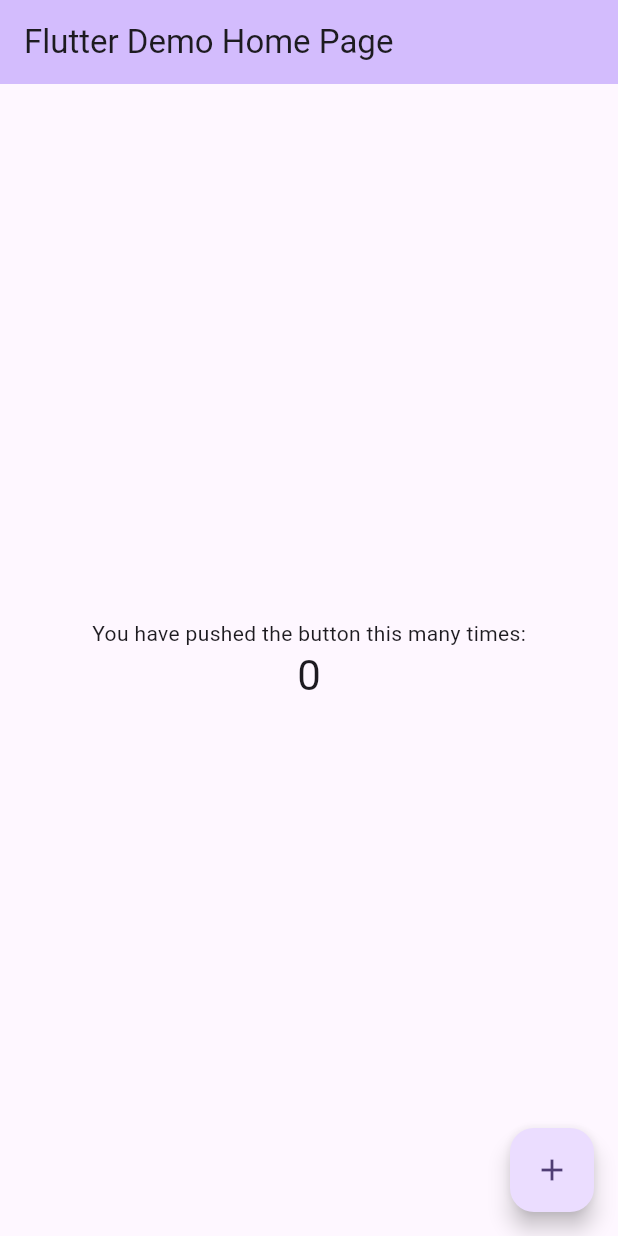
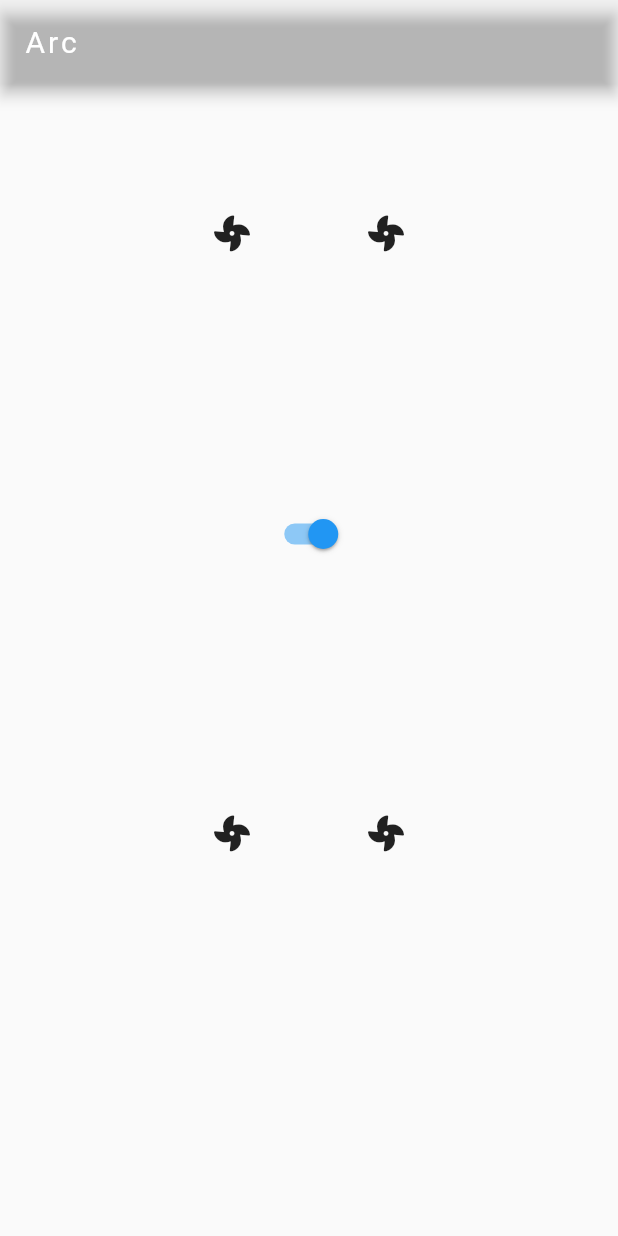
Before and after one commit to Arc-programmers/Flutter, a Flutter app: the screen it shows after launch, on a phone screen of 412 x 824 dp. Run offline on Flutter 3.47's test engine with Material 2 defaults, Android fonts, the light colour scheme and no system bars; our stand-ins replace firebase_core; accounts and stored records are empty; Roboto replaces fonts that are missing (Italics).

Commit message:
added plain buttons to the app

```diff
--- a/ccc/lib/main.dart
+++ b/ccc/lib/main.dart
@@ -1,4 +1,7 @@
+import 'dart:ui';
+
 import 'package:ccc/firebase_options.dart';
+import 'package:ccc/my_flutter_app_icons.dart';
 import 'package:flutter/material.dart';
 import 'package:firebase_core/firebase_core.dart';
 
@@ -9,70 +12,34 @@ void main() async {
   );
   runApp(const MyApp());
 }
-class MyApp extends StatelessWidget {
+class MyApp extends StatefulWidget {
   const MyApp({super.key});
 
+  @override
+  State<MyApp> createState() => _MyAppState();
+}
+
+class _MyAppState extends State<MyApp> {
   // This widget is the root of your application.
   @override
   Widget build(BuildContext context) {
-    return MaterialApp(
-      title: 'Flutter Demo',
-      theme: ThemeData(
-        // This is the theme of your application.
-        //
-        // TRY THIS: Try running your application with "flutter run". You'll see
-        // the application has a blue toolbar. Then, without quitting the app,
-        // try changing the seedColor in the colorScheme below to Colors.green
-        // and then invoke "hot reload" (save your changes or press the "hot
-        // reload" button in a Flutter-supported IDE, or press "r" if you used
-        // the command line to start the app).
-        //
-        // Notice that the counter didn't reset back to zero; the application
-        // state is not lost during the reload. To reset the state, use hot
-        // restart instead.
-        //
-        // This works for code too, not just values: Most code changes can be
-        // tested with just a hot reload.
-        colorScheme: ColorScheme.fromSeed(seedColor: Colors.deepPurple),
-        useMaterial3: true,
-      ),
-      home: const MyHomePage(title: 'Flutter Demo Home Page'),
+    return const MaterialApp(
+      title: 'swag',
+      home:  MyHomePage(),
     );
   }
 }
 
 class MyHomePage extends StatefulWidget {
-  const MyHomePage({super.key, required this.title});
-
-  // This widget is the home page of your application. It is stateful, meaning
-  // that it has a State object (defined below) that contains fields that affect
-  // how it looks.
-
-  // This class is the configuration for the state. It holds the values (in this
-  // case the title) provided by the parent (in this case the App widget) and
-  // used by the build method of the State. Fields in a Widget subclass are
-  // always marked "final".
-
-  final String title;
+  const MyHomePage({super.key});
 
   @override
   State<MyHomePage> createState() => _MyHomePageState();
 }
 
 class _MyHomePageState extends State<MyHomePage> {
-  int _counter = 0;
 
-  void _incrementCounter() {
-    setState(() {
-      // This call to setState tells the Flutter framework that something has
-      // changed in this State, which causes it to rerun the build method below
-      // so that the display can reflect the updated values. If we changed
-      // _counter without calling setState(), then the build method would not be
-      // called again, and so nothing would appear to happen.
-      _counter++;
-    });
-  }
-
+bool light =true;
   @override
   Widget build(BuildContext context) {
     // This method is rerun every time setState is called, for instance as done
@@ -83,48 +50,92 @@ class _MyHomePageState extends State<MyHomePage> {
     // than having to individually change instances of widgets.
     return Scaffold(
       appBar: AppBar(
-        // TRY THIS: Try changing the color here to a specific color (to
-        // Colors.amber, perhaps?) and trigger a hot reload to see the AppBar
-        // change color while the other colors stay the same.
-        backgroundColor: Theme.of(context).colorScheme.inversePrimary,
-        // Here we take the value from the MyHomePage object that was created by
-        // the App.build method, and use it to set our appbar title.
-        title: Text(widget.title),
+        title: const Text("Arc",
+          textAlign: TextAlign.left,
+          style: TextStyle(
+            fontSize: 20.0,
+            fontWeight: FontWeight.w400,
+            fontFamily: 'Italics',
+            letterSpacing: 2.0,
+           ),
+        ),
+        backgroundColor: Colors.transparent,
       ),
-      body: Center(
-        // Center is a layout widget. It takes a single child and positions it
-        // in the middle of the parent.
-        child: Column(
-          // Column is also a layout widget. It takes a list of children and
-          // arranges them vertically. By default, it sizes itself to fit its
-          // children horizontally, and tries to be as tall as its parent.
-          //
-          // Column has various properties to control how it sizes itself and
-          // how it positions its children. Here we use mainAxisAlignment to
-          // center the children vertically; the main axis here is the vertical
-          // axis because Columns are vertical (the cross axis would be
-          // horizontal).
-          //
-          // TRY THIS: Invoke "debug painting" (choose the "Toggle Debug Paint"
-          // action in the IDE, or press "p" in the console), to see the
-          // wireframe for each widget.
-          mainAxisAlignment: MainAxisAlignment.center,
+      body:  Column(
+
           children: <Widget>[
-            const Text(
-              'You have pushed the button this many times:',
-            ),
-            Text(
-              '$_counter',
-              style: Theme.of(context).textTheme.headlineMedium,
-            ),
-          ],
-        ),
+            Container(
+              padding: const EdgeInsets.all(60.00),
+              margin: const EdgeInsets.all(16.00),
+              child:  Row(
+                mainAxisAlignment: MainAxisAlignment.spaceEvenly,
+                children:<Widget>[
+                  IconButton(onPressed: (){},
+                      icon:
+                      const Icon(
+                          MyFlutterApp.fan,
+                          size: 24,
+
+                      )),
+
+                  IconButton(onPressed: (){},
+                      icon: const Icon(
+                        MyFlutterApp.fan,
+                        size: 24,
+
+                      )),
+
+                ],
+              ),),
+            Container(
+              padding: const EdgeInsets.all(60.00),
+              margin: const EdgeInsets.all(16.00),
+              child:  Row(
+                mainAxisAlignment: MainAxisAlignment.spaceEvenly,
+                children:<Widget>[
+                    Switch(value: light,
+                        onChanged: (bool value){
+                      setState(() {
+                        light=value;
+                      });
+                        }
+
+                    )
+                  ]
+    )),
+
+              Container(
+              padding: const EdgeInsets.all(60.00),
+              margin: const EdgeInsets.all(16.00),
+              child:  Row(
+                mainAxisAlignment: MainAxisAlignment.spaceEvenly,
+                children:<Widget>[
+                  IconButton(onPressed:(){},
+                  icon: const Icon(
+                    MyFlutterApp.fan,
+                    size: 24,
+
+                  ),
+
+                  ),
+                  IconButton(onPressed:(){},
+                    icon: const Icon(
+                    MyFlutterApp.fan,
+                    size: 24,
+                    )
+                  )
+
+
+                ],
+              ),),
+
+
+
+
+      ],
+
       ),
-      floatingActionButton: FloatingActionButton(
-        onPressed: _incrementCounter,
-        tooltip: 'Increment',
-        child: const Icon(Icons.add),
-      ), // This trailing comma makes auto-formatting nicer for build methods.
     );
+
   }
 }
--- /dev/null
+++ b/ccc/lib/my_flutter_app_icons.dart
@@ -0,0 +1,29 @@
+/// Flutter icons MyFlutterApp
+/// Copyright (C) 2023 by original authors @ fluttericon.com, fontello.com
+/// This font was generated by FlutterIcon.com, which is derived from Fontello.
+///
+/// To use this font, place it in your fonts/ directory and include the
+/// following in your pubspec.yaml
+///
+/// flutter:
+///   fonts:
+///    - family:  MyFlutterApp
+///      fonts:
+///       - asset: fonts/MyFlutterApp.ttf
+///
+///
+/// * Font Awesome 5, Copyright (C) 2016 by Dave Gandy
+///         Author:    Dave Gandy
+///         License:   SIL (https://github.com/FortAwesome/Font-Awesome/blob/master/LICENSE.txt)
+///         Homepage:  http://fortawesome.github.com/Font-Awesome/
+///
+import 'package:flutter/widgets.dart';
+
+class MyFlutterApp {
+  MyFlutterApp._();
+
+  static const _kFontFam = 'MyFlutterApp';
+  static const String? _kFontPkg = null;
+
+  static const IconData fan = IconData(0xf863, fontFamily: _kFontFam, fontPackage: _kFontPkg);
+}
--- a/ccc/pubspec.yaml
+++ b/ccc/pubspec.yaml
@@ -60,6 +60,11 @@ flutter:
   # the material Icons class.
   uses-material-design: true
 
+  fonts:
+    - family:  MyFlutterApp
+      fonts:
+       - asset: assets/MyFlutterApp.ttf
+
   # To add assets to your application, add an assets section, like this:
   # assets:
   #   - images/a_dot_burr.jpeg
```
Also changed, not shown: ccc/assets/MyFlutterApp.ttf (added).
